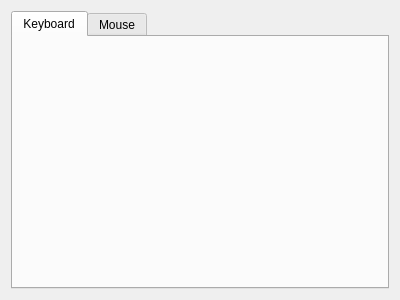
Qt form src/modules/windows/preferences/InputPreferencesPage.ui (OtterBrowser/otter-browser) before a commit.
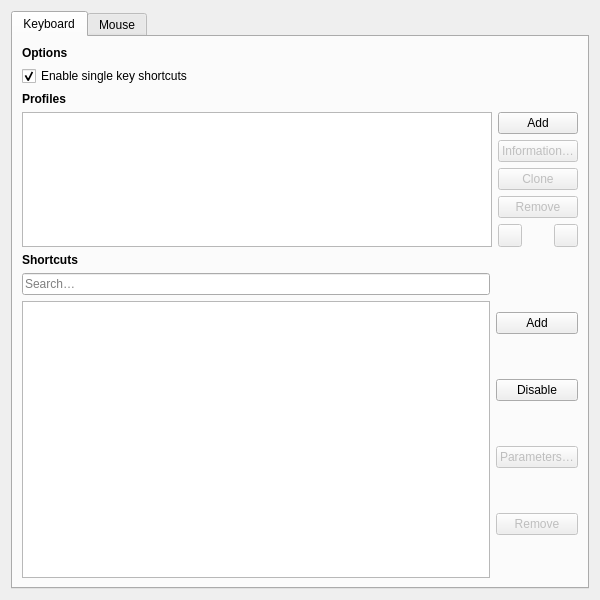
The same form after that commit. Custom widgets are drawn as their Qt base class.

Commit message: Initial rework of keyboard profiles configuration

Patch:
```diff
--- a/src/modules/windows/preferences/InputPreferencesPage.ui
+++ b/src/modules/windows/preferences/InputPreferencesPage.ui
@@ -6,8 +6,8 @@
    <rect>
     <x>0</x>
     <y>0</y>
-    <width>400</width>
-    <height>300</height>
+    <width>600</width>
+    <height>600</height>
    </rect>
   </property>
   <layout class="QVBoxLayout" name="verticalLayout_2">
@@ -20,6 +20,306 @@
       <attribute name="title">
        <string>Keyboard</string>
       </attribute>
+      <layout class="QVBoxLayout" name="keyboardLayout" stretch="0,0,1,0,3">
+       <item>
+        <widget class="QLabel" name="keyboardOptionsHeader">
+         <property name="font">
+          <font>
+           <weight>75</weight>
+           <bold>true</bold>
+          </font>
+         </property>
+         <property name="text">
+          <string>Options</string>
+         </property>
+        </widget>
+       </item>
+       <item>
+        <widget class="QCheckBox" name="keyboardEnableSingleKeyShortcutsCheckBox">
+         <property name="text">
+          <string>Enable single key shortcuts</string>
+         </property>
+         <property name="checked">
+          <bool>true</bool>
+         </property>
+        </widget>
+       </item>
+       <item>
+        <widget class="QWidget" name="keyboardProfilesWidget" native="true">
+         <layout class="QVBoxLayout" name="keyboardProfilesLayout">
+          <property name="leftMargin">
+           <number>0</number>
+          </property>
+          <property name="topMargin">
+           <number>0</number>
+          </property>
+          <property name="rightMargin">
+           <number>0</number>
+          </property>
+          <property name="bottomMargin">
+           <number>0</number>
+          </property>
+          <item>
+           <widget class="QLabel" name="keyboardProfilesHeader">
+            <property name="font">
+             <font>
+              <weight>75</weight>
+              <bold>true</bold>
+             </font>
+            </property>
+            <property name="text">
+             <string>Profiles</string>
+            </property>
+           </widget>
+          </item>
+          <item>
+           <layout class="QHBoxLayout" name="keyboardProfilesLayout" stretch="1,0">
+            <item>
+             <widget class="Otter::ItemViewWidget" name="keyboardProfilesViewWidget">
+              <property name="dragEnabled">
+               <bool>true</bool>
+              </property>
+              <property name="dragDropOverwriteMode">
+               <bool>false</bool>
+              </property>
+              <property name="dragDropMode">
+               <enum>QAbstractItemView::InternalMove</enum>
+              </property>
+              <property name="defaultDropAction">
+               <enum>Qt::MoveAction</enum>
+              </property>
+              <property name="alternatingRowColors">
+               <bool>true</bool>
+              </property>
+              <property name="selectionMode">
+               <enum>QAbstractItemView::SingleSelection</enum>
+              </property>
+              <property name="selectionBehavior">
+               <enum>QAbstractItemView::SelectRows</enum>
+              </property>
+              <attribute name="headerVisible">
+               <bool>false</bool>
+              </attribute>
+             </widget>
+            </item>
+            <item>
+             <layout class="QVBoxLayout" name="keyboardButtonsLayout" stretch="0,0,0,0,1,0">
+              <item>
+               <widget class="QPushButton" name="keyboardAddProfileButton">
+                <property name="text">
+                 <string>Add</string>
+                </property>
+               </widget>
+              </item>
+              <item>
+               <widget class="QPushButton" name="keyboardEditProfileButton">
+                <property name="enabled">
+                 <bool>false</bool>
+                </property>
+                <property name="text">
+                 <string>Information…</string>
+                </property>
+               </widget>
+              </item>
+              <item>
+               <widget class="QPushButton" name="keyboardCloneProfileButton">
+                <property name="enabled">
+                 <bool>false</bool>
+                </property>
+                <property name="text">
+                 <string>Clone</string>
+                </property>
+               </widget>
+              </item>
+              <item>
+               <widget class="QPushButton" name="keyboardRemoveProfileButton">
+                <property name="enabled">
+                 <bool>false</bool>
+                </property>
+                <property name="text">
+                 <string>Remove</string>
+                </property>
+               </widget>
+              </item>
+              <item>
+               <spacer name="keyboardSpacer">
+                <property name="orientation">
+                 <enum>Qt::Vertical</enum>
+                </property>
+                <property name="sizeHint" stdset="0">
+                 <size>
+                  <width>0</width>
+                  <height>0</height>
+                 </size>
+                </property>
+               </spacer>
+              </item>
+              <item>
+               <layout class="QHBoxLayout" name="keyboardMoveButtonsLayout" stretch="0,1,0">
+                <item>
+                 <widget class="QToolButton" name="keyboardMoveProfileUpButton">
+                  <property name="enabled">
+                   <bool>false</bool>
+                  </property>
+                  <property name="toolTip">
+                   <string>Move Up</string>
+                  </property>
+                 </widget>
+                </item>
+                <item>
+                 <spacer name="keyboardMoveButtonsSpacer">
+                  <property name="orientation">
+                   <enum>Qt::Horizontal</enum>
+                  </property>
+                  <property name="sizeType">
+                   <enum>QSizePolicy::Minimum</enum>
+                  </property>
+                  <property name="sizeHint" stdset="0">
+                   <size>
+                    <width>0</width>
+                    <height>0</height>
+                   </size>
+                  </property>
+                 </spacer>
+                </item>
+                <item>
+                 <widget class="QToolButton" name="keyboardMoveProfileDownButton">
+                  <property name="enabled">
+                   <bool>false</bool>
+                  </property>
+                  <property name="toolTip">
+                   <string>Move Down</string>
+                  </property>
+                 </widget>
+                </item>
+               </layout>
+              </item>
+             </layout>
+            </item>
+           </layout>
+          </item>
+         </layout>
+        </widget>
+       </item>
+       <item>
+        <widget class="QLabel" name="keyboardShortcutsHeader">
+         <property name="font">
+          <font>
+           <weight>75</weight>
+           <bold>true</bold>
+          </font>
+         </property>
+         <property name="text">
+          <string>Shortcuts</string>
+         </property>
+        </widget>
+       </item>
+       <item>
+        <layout class="QHBoxLayout" name="keyboardShortcutsLayout">
+         <item>
+          <layout class="QVBoxLayout" name="keyboardShortcutsViewLayout">
+           <item>
+            <widget class="Otter::LineEditWidget" name="keyboardShortcutsFilterLineEditWidget">
+             <property name="placeholderText">
+              <string>Search…</string>
+             </property>
+             <property name="clearButtonEnabled">
+              <bool>true</bool>
+             </property>
+            </widget>
+           </item>
+           <item>
+            <widget class="Otter::ItemViewWidget" name="keyboardShortcutsViewWidget">
+             <property name="contextMenuPolicy">
+              <enum>Qt::NoContextMenu</enum>
+             </property>
+             <property name="editTriggers">
+              <set>QAbstractItemView::CurrentChanged|QAbstractItemView::SelectedClicked</set>
+             </property>
+             <property name="alternatingRowColors">
+              <bool>true</bool>
+             </property>
+             <property name="selectionMode">
+              <enum>QAbstractItemView::SingleSelection</enum>
+             </property>
+             <property name="selectionBehavior">
+              <enum>QAbstractItemView::SelectRows</enum>
+             </property>
+             <property name="iconSize">
+              <size>
+               <width>22</width>
+               <height>22</height>
+              </size>
+             </property>
+            </widget>
+           </item>
+          </layout>
+         </item>
+         <item>
+          <widget class="QWidget" name="keyboardShortcutsButtonsWidget" native="true">
+           <layout class="QVBoxLayout" name="keyboardShortcutsButtonsLayout">
+            <property name="leftMargin">
+             <number>0</number>
+            </property>
+            <property name="topMargin">
+             <number>0</number>
+            </property>
+            <property name="rightMargin">
+             <number>0</number>
+            </property>
+            <property name="bottomMargin">
+             <number>0</number>
+            </property>
+            <item>
+             <widget class="QPushButton" name="keyboardAddShortcutButton">
+              <property name="text">
+               <string>Add</string>
+              </property>
+             </widget>
+            </item>
+            <item>
+             <widget class="QPushButton" name="keyboardDisableShortcutButton">
+              <property name="text">
+               <string>Disable</string>
+              </property>
+             </widget>
+            </item>
+            <item>
+             <widget class="QPushButton" name="keyboardShortcutParametersButton">
+              <property name="enabled">
+               <bool>false</bool>
+              </property>
+              <property name="text">
+               <string>Parameters…</string>
+              </property>
+             </widget>
+            </item>
+            <item>
+             <widget class="QPushButton" name="keyboardRemoveShortcutButton">
+              <property name="enabled">
+               <bool>false</bool>
+              </property>
+              <property name="text">
+               <string>Remove</string>
+              </property>
+             </widget>
+            </item>
+            <item>
+             <spacer name="keyboardShortcutsSpacer">
+              <property name="orientation">
+               <enum>Qt::Vertical</enum>
+              </property>
+              <property name="sizeType">
+               <enum>QSizePolicy::MinimumExpanding</enum>
+              </property>
+             </spacer>
+            </item>
+           </layout>
+          </widget>
+         </item>
+        </layout>
+       </item>
+      </layout>
      </widget>
      <widget class="QWidget" name="mouseTab">
       <attribute name="title">
@@ -30,6 +330,18 @@
    </item>
   </layout>
  </widget>
+ <customwidgets>
+  <customwidget>
+   <class>Otter::ItemViewWidget</class>
+   <extends>QTreeView</extends>
+   <header>src/ui/ItemViewWidget.h</header>
+  </customwidget>
+  <customwidget>
+   <class>Otter::LineEditWidget</class>
+   <extends>QLineEdit</extends>
+   <header>src/ui/LineEditWidget.h</header>
+  </customwidget>
+ </customwidgets>
  <resources/>
  <connections/>
 </ui>
```
Left out of the diff: 2 changed lines with no effect on the pictures. The commit also changes 9 other files.
